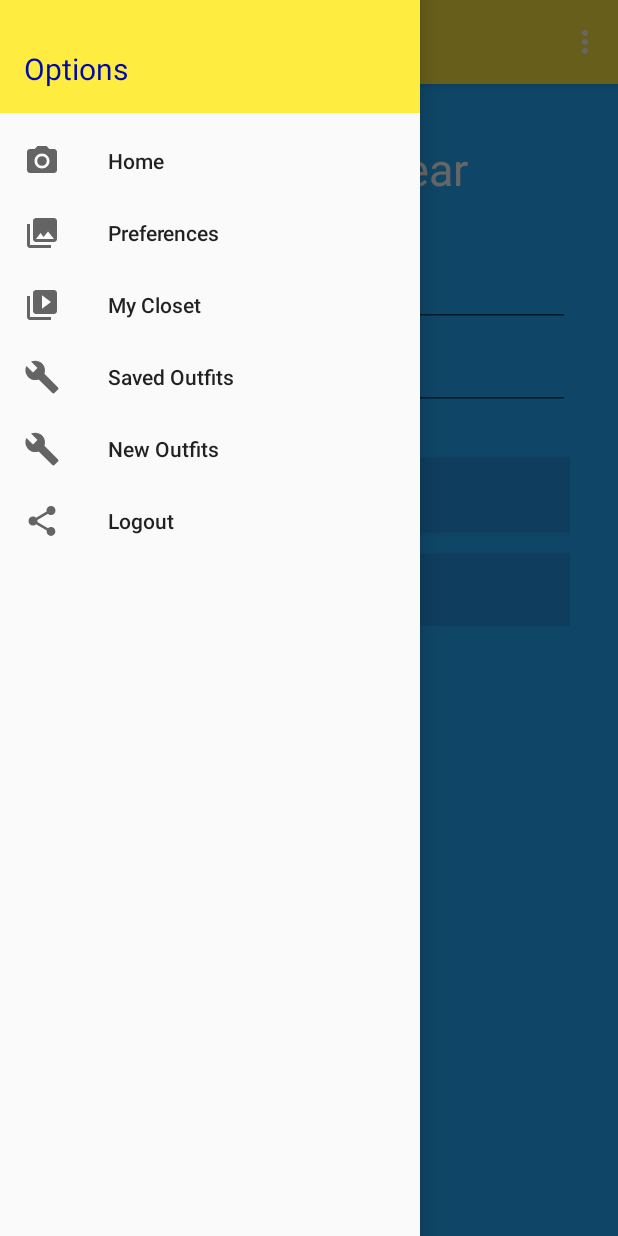
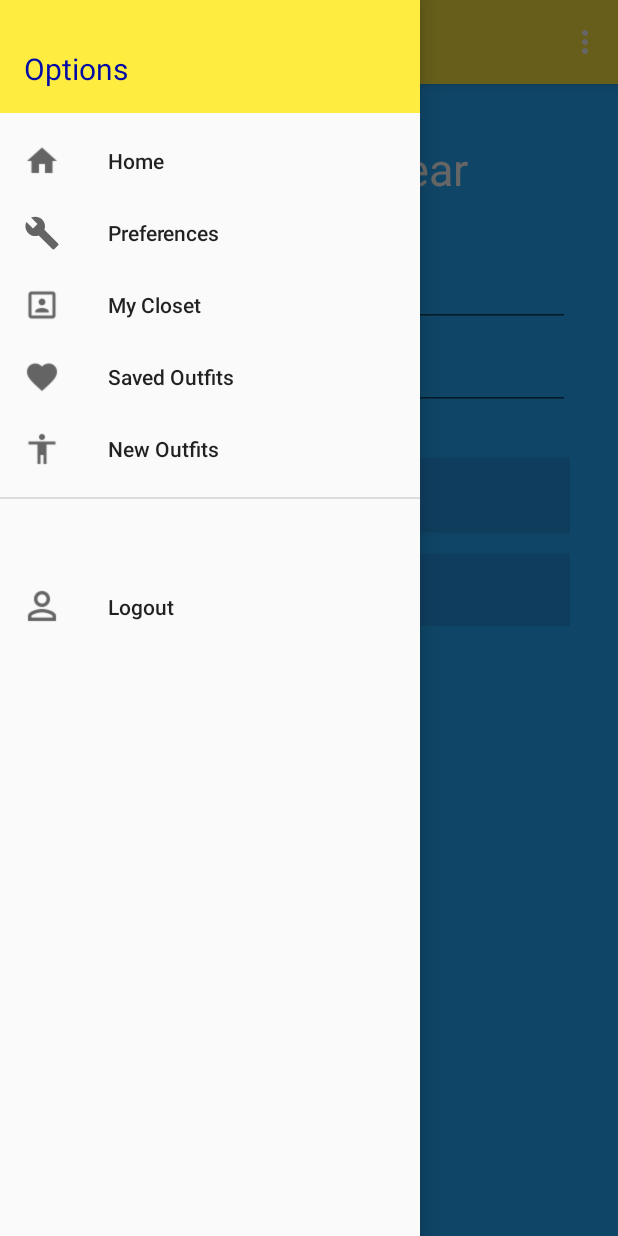
Before and after one commit to castonkr/Weather-To-Wear, an Android app: the screen it shows after launch (MainActivity), with the side drawer open, on a phone screen of 412 x 824 dp. Run offline under Robolectric (Android 15) with nearby library versions, the phone set to English and light mode, and no system bars; our stand-ins replace Firebase (no records; nobody signed in at launch, a user with empty details on screens opened directly).

Commit message:
Changed Icons

```diff
--- a/app/src/main/res/menu/activity_main_drawer.xml
+++ b/app/src/main/res/menu/activity_main_drawer.xml
@@ -4,32 +4,38 @@
     <group android:checkableBehavior="single">
         <item
             android:id="@+id/nav_home"
-            android:icon="@drawable/ic_menu_camera"
+            android:icon="@drawable/ic_home_black_24dp"
             android:title="@string/home" />
         <item
             android:id="@+id/nav_pref"
-            android:icon="@drawable/ic_menu_gallery"
+            android:icon="@drawable/ic_menu_manage"
             android:title="@string/preferences" />
         <item
             android:id="@+id/nav_closet"
-            android:icon="@drawable/ic_menu_slideshow"
+            android:icon="@drawable/ic_portrait_black_24dp"
             android:title="@string/my_closet" />
         <item
             android:id="@+id/nav_saved_outfits"
-            android:icon="@drawable/ic_menu_manage"
+            android:icon="@drawable/ic_favorite_black_24dp"
             android:title="@string/saved_outfits" />
         <item
             android:id="@+id/nav_new_outfits"
-            android:icon="@drawable/ic_menu_manage"
+            android:icon="@drawable/ic_accessibility_black_24dp"
             android:title="@string/new_outfits" />
 
 
     </group>
 
+    <item android:title="">
+        <menu>
             <item
                 android:id="@+id/nav_logout"
-                android:icon="@drawable/ic_menu_share"
+                android:icon="@drawable/ic_person_outline_black_24dp"
                 android:title="@string/logout" />
+        </menu>
+    </item>
+
+
 
 
 
```
Also changed, not shown: app/src/main/res/drawable-v21/ic_accessibility_black_24dp.png (added), app/src/main/res/drawable-v21/ic_favorite_black_24dp.png (added), app/src/main/res/drawable-v21/ic_home_black_24dp.png (added), app/src/main/res/drawable-v21/ic_person_outline_black_24dp.png (added), app/src/main/res/drawable-v21/ic_portrait_black_24dp.png (added).
